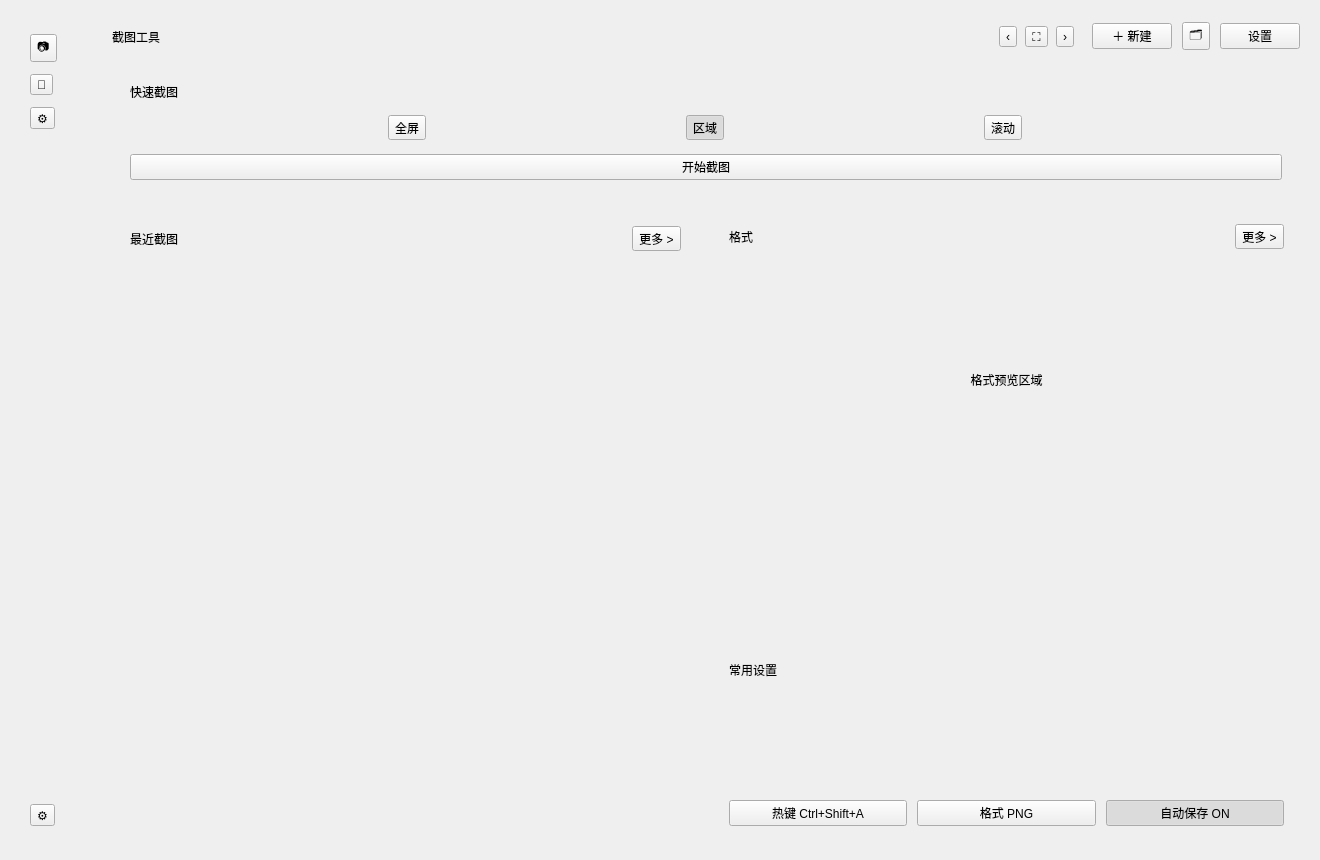
Qt form mainwindow.ui (shanzhi7/screenCapture) before a commit.
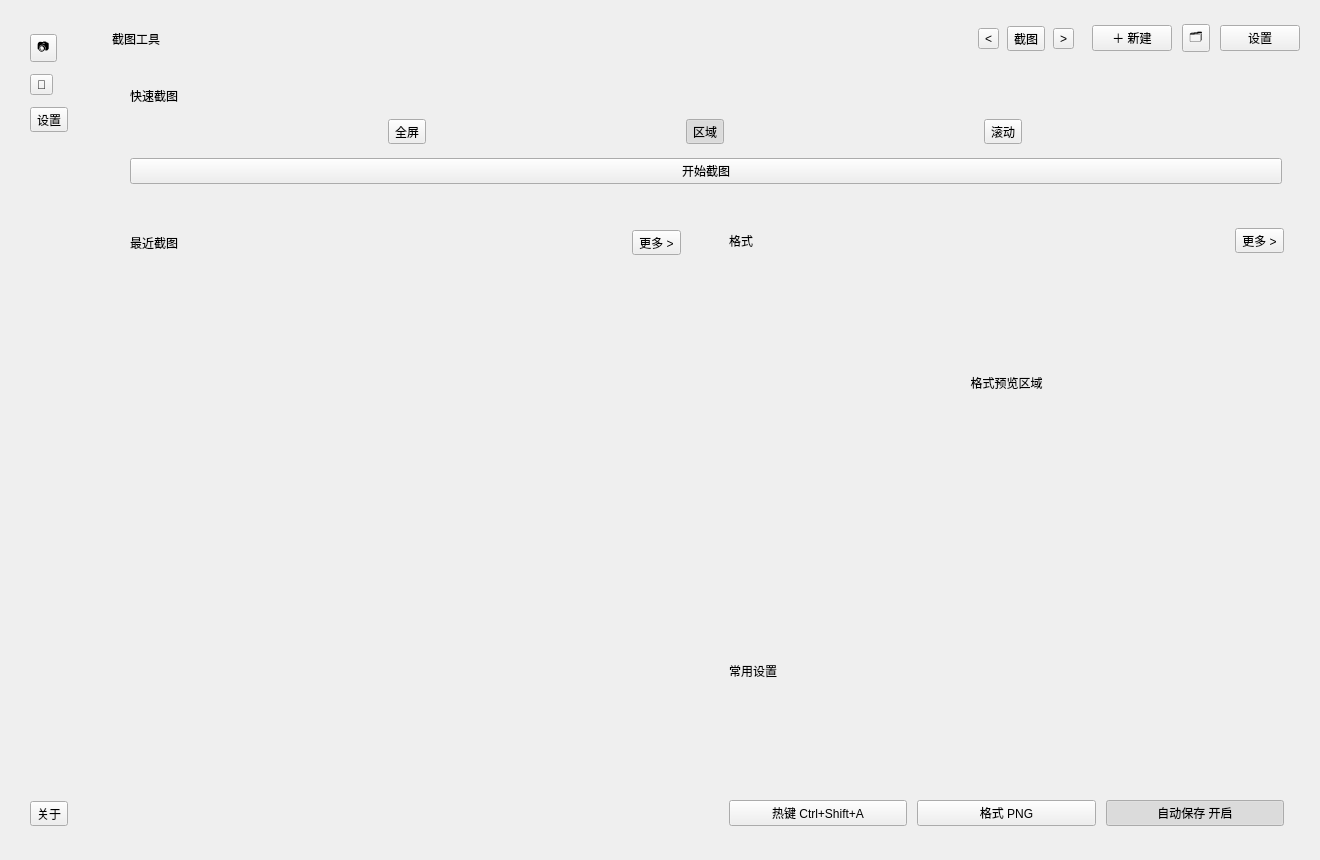
The same form after that commit.

```diff
--- a/mainwindow.ui
+++ b/mainwindow.ui
@@ -80,7 +80,7 @@
        <item>
         <widget class="QToolButton" name="sideConfigButton">
          <property name="text">
-          <string>⚙</string>
+          <string>设置</string>
          </property>
         </widget>
        </item>
@@ -100,7 +100,7 @@
        <item>
         <widget class="QToolButton" name="sideBottomButton">
          <property name="text">
-          <string>⚙</string>
+          <string>关于</string>
          </property>
         </widget>
        </item>
@@ -161,21 +161,21 @@
            <item>
             <widget class="QToolButton" name="btnPrev">
              <property name="text">
-              <string>‹</string>
+              <string>&lt;</string>
              </property>
             </widget>
            </item>
            <item>
             <widget class="QToolButton" name="btnShotIcon">
              <property name="text">
-              <string>⛶</string>
+              <string>截图</string>
              </property>
             </widget>
            </item>
            <item>
             <widget class="QToolButton" name="btnNext">
              <property name="text">
-              <string>›</string>
+              <string>&gt;</string>
              </property>
             </widget>
            </item>
@@ -542,7 +542,7 @@
                <item>
                 <widget class="QPushButton" name="btnAutoSave">
                  <property name="text">
-                  <string>自动保存 ON</string>
+                  <string>自动保存 开启</string>
                  </property>
                  <property name="checkable">
                   <bool>true</bool>
```
Left out of the diff: 4 changed lines with no effect on the pictures.
